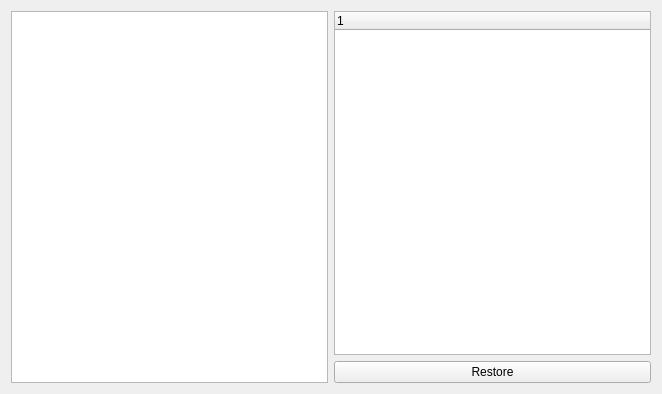
mtboswell/syncer, file restore/src/restore.ui: the form before one commit.
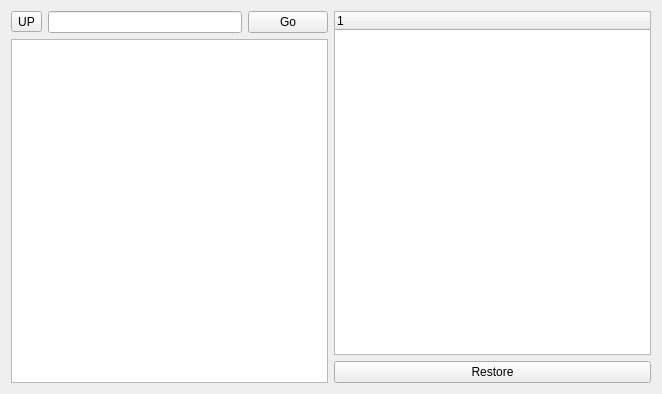
The form after the commit.

```diff
--- a/restore/src/restore.ui
+++ b/restore/src/restore.ui
@@ -15,7 +15,44 @@
   </property>
   <layout class="QHBoxLayout" name="horizontalLayout">
    <item>
-    <widget class="QTreeView" name="treeView"/>
+    <layout class="QVBoxLayout" name="verticalLayout_2">
+     <property name="leftMargin">
+      <number>0</number>
+     </property>
+     <property name="topMargin">
+      <number>0</number>
+     </property>
+     <item>
+      <layout class="QHBoxLayout" name="horizontalLayout_3">
+       <property name="topMargin">
+        <number>0</number>
+       </property>
+       <property name="rightMargin">
+        <number>0</number>
+       </property>
+       <item>
+        <widget class="QToolButton" name="upButton">
+         <property name="text">
+          <string>UP</string>
+         </property>
+        </widget>
+       </item>
+       <item>
+        <widget class="QLineEdit" name="fileRootPath"/>
+       </item>
+       <item>
+        <widget class="QPushButton" name="goButton">
+         <property name="text">
+          <string>Go</string>
+         </property>
+        </widget>
+       </item>
+      </layout>
+     </item>
+     <item>
+      <widget class="QTreeView" name="treeView"/>
+     </item>
+    </layout>
    </item>
    <item>
     <layout class="QVBoxLayout" name="verticalLayout">
```
Left out of the diff: 21 changed lines with no effect on the pictures.
